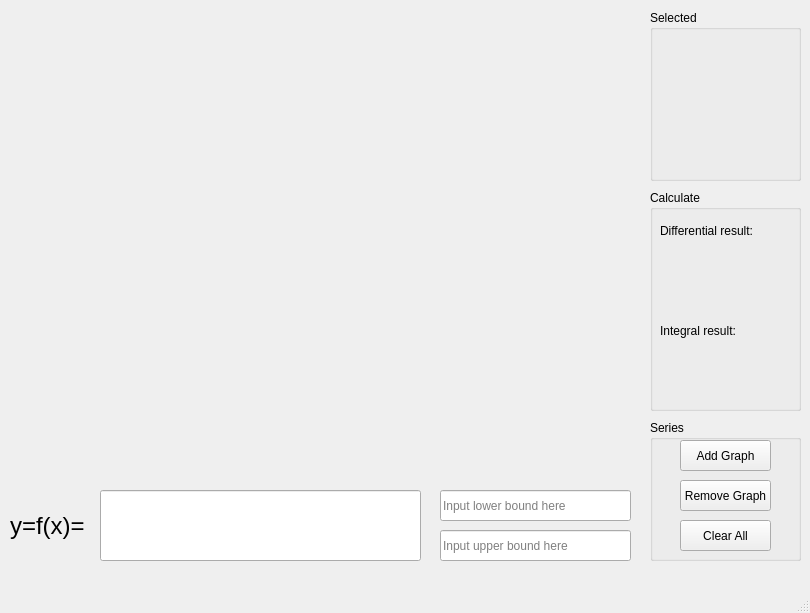
First picture: the form in View/mainwindow.ui, repository Qt-MVC-MVVM/MiniGrapher, before the edit.
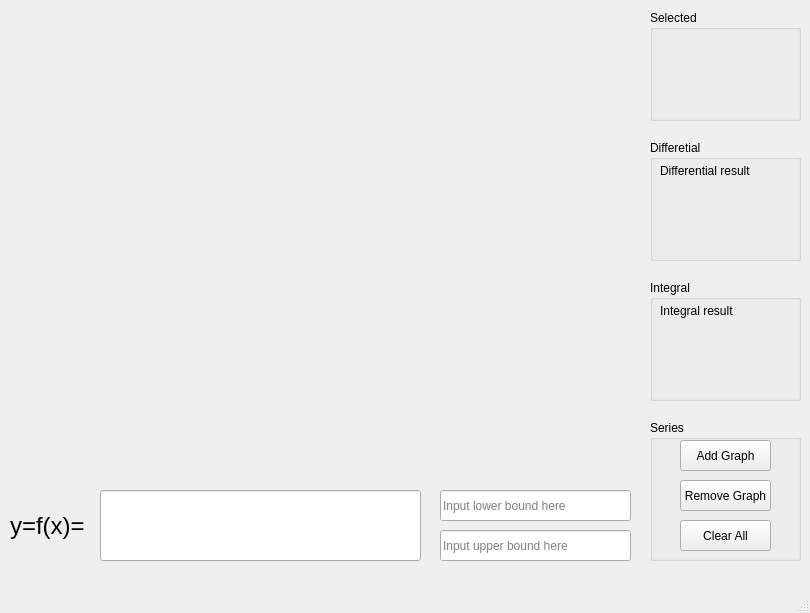
Second picture: the form after the edit. Custom widgets are drawn as their Qt base class.

```diff
--- a/View/mainwindow.ui
+++ b/View/mainwindow.ui
@@ -20,7 +20,7 @@
       <x>650</x>
       <y>10</y>
       <width>151</width>
-      <height>171</height>
+      <height>111</height>
      </rect>
     </property>
     <property name="title">
@@ -109,60 +109,34 @@
     <property name="geometry">
      <rect>
       <x>650</x>
-      <y>190</y>
+      <y>140</y>
       <width>151</width>
-      <height>221</height>
+      <height>121</height>
      </rect>
     </property>
     <property name="title">
-     <string>Calculate</string>
+     <string>Differetial</string>
     </property>
     <widget class="QLabel" name="label_2">
      <property name="geometry">
       <rect>
        <x>10</x>
-       <y>20</y>
+       <y>10</y>
        <width>131</width>
        <height>41</height>
       </rect>
      </property>
      <property name="text">
-      <string>Differential result:</string>
+      <string>Differential result</string>
      </property>
     </widget>
     <widget class="QLabel" name="Differential">
      <property name="geometry">
       <rect>
        <x>10</x>
-       <y>70</y>
+       <y>50</y>
        <width>131</width>
-       <height>41</height>
-      </rect>
-     </property>
-     <property name="text">
-      <string/>
-     </property>
-    </widget>
-    <widget class="QLabel" name="label_3">
-     <property name="geometry">
-      <rect>
-       <x>10</x>
-       <y>120</y>
-       <width>131</width>
-       <height>41</height>
-      </rect>
-     </property>
-     <property name="text">
-      <string>Integral result:</string>
-     </property>
-    </widget>
-    <widget class="QLabel" name="Integral">
-     <property name="geometry">
-      <rect>
-       <x>10</x>
-       <y>160</y>
-       <width>131</width>
-       <height>41</height>
+       <height>61</height>
       </rect>
      </property>
      <property name="text">
@@ -214,6 +188,45 @@
      <string>Input upper bound here</string>
     </property>
    </widget>
+   <widget class="QGroupBox" name="groupBox_2">
+    <property name="geometry">
+     <rect>
+      <x>650</x>
+      <y>280</y>
+      <width>151</width>
+      <height>121</height>
+     </rect>
+    </property>
+    <property name="title">
+     <string>Integral</string>
+    </property>
+    <widget class="QLabel" name="Integral">
+     <property name="geometry">
+      <rect>
+       <x>10</x>
+       <y>50</y>
+       <width>131</width>
+       <height>61</height>
+      </rect>
+     </property>
+     <property name="text">
+      <string/>
+     </property>
+    </widget>
+    <widget class="QLabel" name="label_3">
+     <property name="geometry">
+      <rect>
+       <x>10</x>
+       <y>10</y>
+       <width>131</width>
+       <height>41</height>
+      </rect>
+     </property>
+     <property name="text">
+      <string>Integral result</string>
+     </property>
+    </widget>
+   </widget>
   </widget>
   <widget class="QMenuBar" name="menubar">
    <property name="geometry">
```
Left out of the diff: 2 changed lines with no effect on the pictures.
